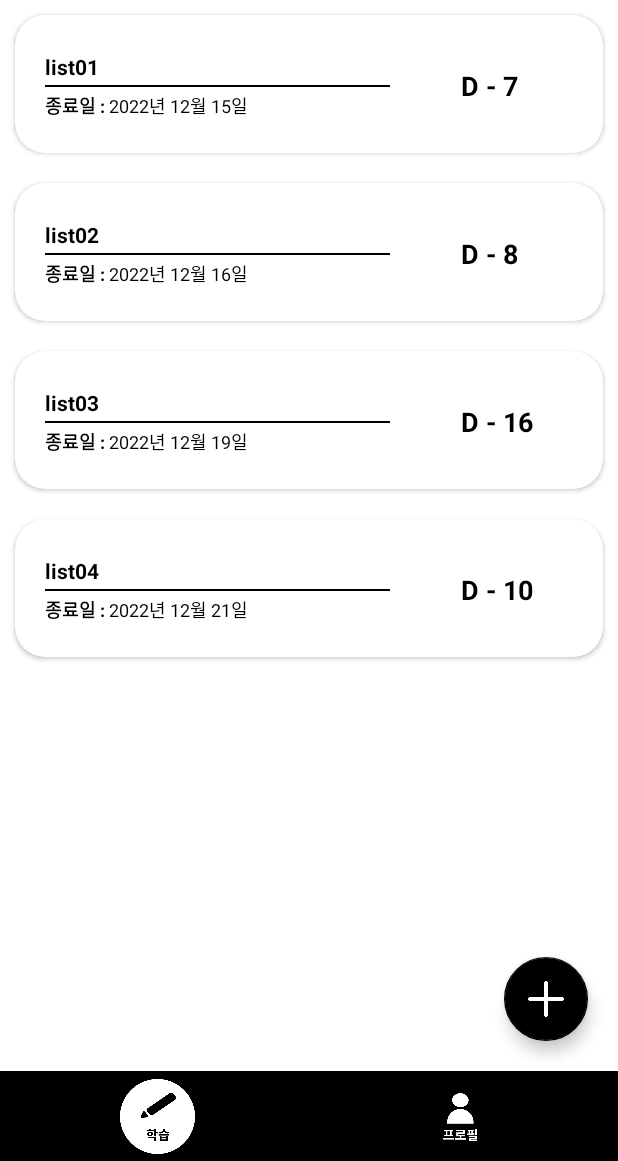
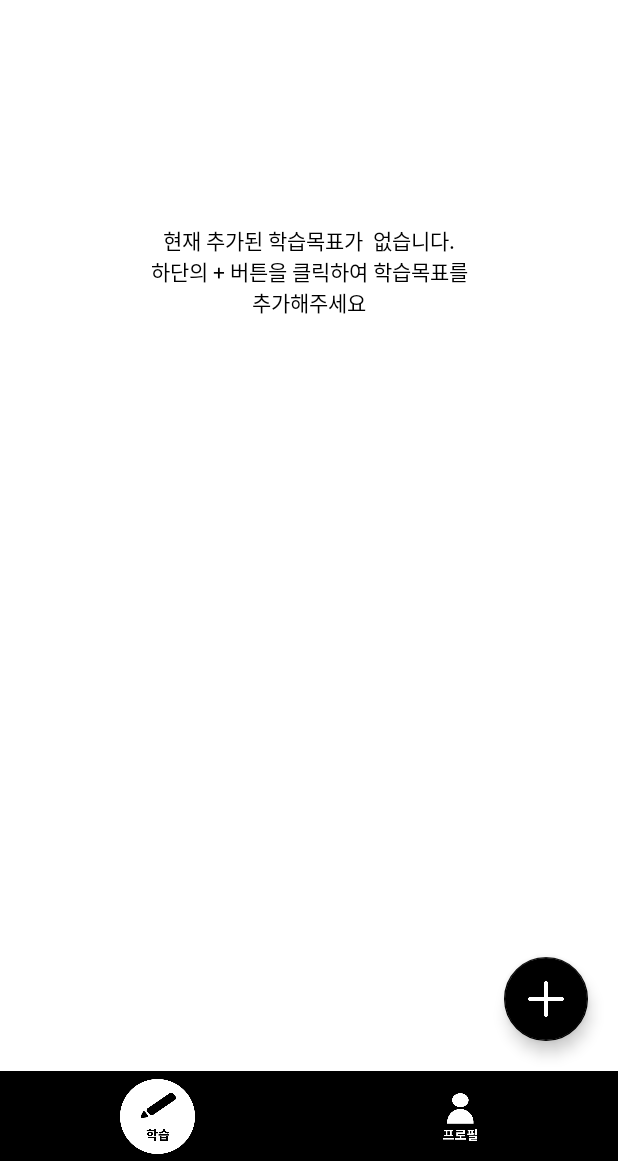
Before and after one commit to Fiizzle/Fiizzle-android, an Android app: the AllFragment screen opened through its navigation route, on a phone screen of 412 x 824 dp, the part 75-1236 px from its top. Run offline under Robolectric (Android 15) with nearby library versions, the phone set to English and light mode, and no system bars; our stand-ins replace data binding.

Commit message:
Edit visible of AllFragment's nothing text and Recyclerview

```diff
--- a/app/src/main/java/com/example/fiizzle/screens/AllFragment.kt
+++ b/app/src/main/java/com/example/fiizzle/screens/AllFragment.kt
@@ -108,7 +108,7 @@ class AllFragment : Fragment() {
         binding.allSpinner.adapter = subjectAdapter
         binding.allSpinner.setSelection(0)
 
-        if (spinnerArray.size > 0) {
+        if (spinnerArray.size > 1) {
             binding.allNothingTv.visibility = View.GONE
             binding.allStudyListRv.visibility = View.VISIBLE
         } else {
```
